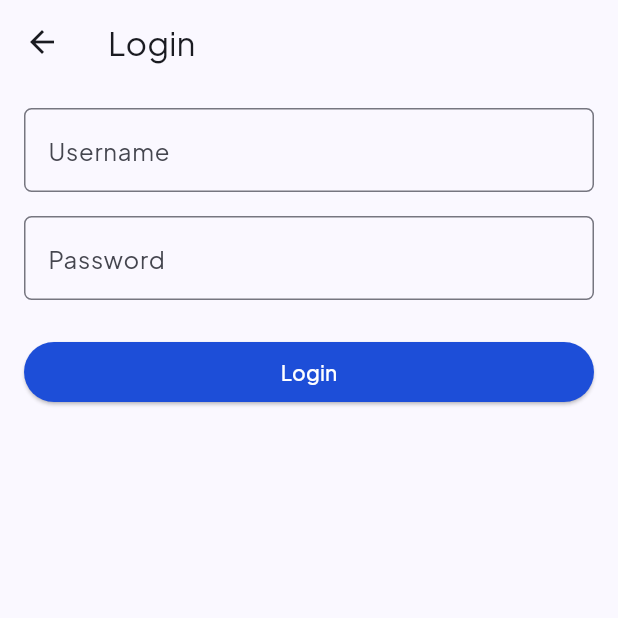
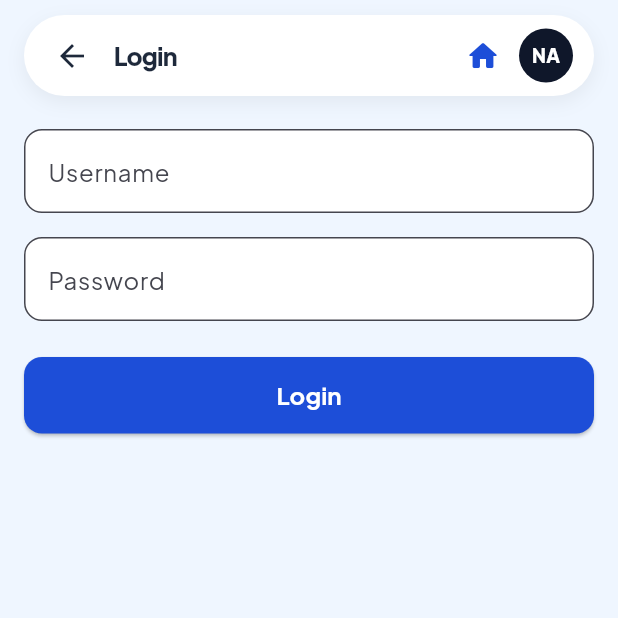
Before and after one commit to nurazizah56-dak/myportofolio_mobile, a Flutter app: the screen it shows after launch, in the side drawer, after a tap on "Add Education", on a phone screen of 412 x 824 dp, the top half of it. Run offline on Flutter 3.47's test engine with Material 3 defaults, Android fonts, the phone set to English and light mode, and no system bars; our stand-ins replace go_router, google_fonts; generated files the repository leaves out were written again.

Commit message:
fix(auth): register login route in GoRouter to enable back navigation before login

```diff
--- a/lib/main.dart
+++ b/lib/main.dart
@@ -11,6 +11,7 @@ import 'package:myportofolio_mobile/screens/education_list_screen.dart';
 import 'package:myportofolio_mobile/screens/experience_detail_screen.dart';
 import 'package:myportofolio_mobile/screens/experience_form.dart';
 import 'package:myportofolio_mobile/screens/experience_list_screen.dart';
+import 'package:myportofolio_mobile/screens/login_screen.dart';
 import 'package:myportofolio_mobile/screens/menu.dart';
 import 'package:myportofolio_mobile/screens/project_detail_screen.dart';
 import 'package:myportofolio_mobile/screens/project_form_screen.dart';
@@ -44,6 +45,11 @@ GoRouter _buildRouter() {
         path: '/',
         name: 'home',
         builder: (context, state) => MyHomePage(),
+      ),
+      GoRoute(
+        path: '/login',
+        name: 'login',
+        builder: (context, state) => const LoginScreen(),
       ),
       // Education
       GoRoute(
--- a/lib/screens/login_screen.dart
+++ b/lib/screens/login_screen.dart
@@ -1,6 +1,8 @@
 import 'package:flutter/material.dart';
+import 'package:go_router/go_router.dart';
 import 'package:myportofolio_mobile/services/api_client.dart';
 import 'package:myportofolio_mobile/services/auth_state.dart';
+import 'package:myportofolio_mobile/widgets/floating_app_bar.dart';
 import 'package:provider/provider.dart';
 
 class LoginScreen extends StatefulWidget {
@@ -24,7 +26,11 @@ class _LoginScreenState extends State<LoginScreen> {
     try {
       await context.read<AuthState>().login(_username, _password);
       if (!mounted) return;
-      Navigator.pop(context, true);
+      if (context.canPop()) {
+        context.pop(true);
+      } else {
+        context.go('/');
+      }
     } on ApiException catch (e) {
       if (!mounted) return;
       ScaffoldMessenger.of(context)
@@ -44,8 +50,10 @@ class _LoginScreenState extends State<LoginScreen> {
   @override
   Widget build(BuildContext context) {
     return Scaffold(
-      appBar: AppBar(title: const Text('Login')),
-      body: Form(
+      appBar: const FloatingAppBar(title: 'Login'),
+      backgroundColor: const Color(0xFFEFF6FF),
+      body: SafeArea(
+        child: Form(
           key: _formKey,
           child: SingleChildScrollView(
             padding: const EdgeInsets.all(16),
@@ -56,8 +64,10 @@ class _LoginScreenState extends State<LoginScreen> {
                   decoration: InputDecoration(
                     hintText: 'Username',
                     labelText: 'Username',
+                    filled: true,
+                    fillColor: Colors.white,
                     border: OutlineInputBorder(
-                    borderRadius: BorderRadius.circular(5),
+                      borderRadius: BorderRadius.circular(12),
                     ),
                   ),
                   onChanged: (value) => _username = value,
@@ -74,8 +84,10 @@ class _LoginScreenState extends State<LoginScreen> {
                   decoration: InputDecoration(
                     hintText: 'Password',
                     labelText: 'Password',
+                    filled: true,
+                    fillColor: Colors.white,
                     border: OutlineInputBorder(
-                    borderRadius: BorderRadius.circular(5),
+                      borderRadius: BorderRadius.circular(12),
                     ),
                   ),
                   onChanged: (value) => _password = value,
@@ -91,17 +103,31 @@ class _LoginScreenState extends State<LoginScreen> {
                   style: ElevatedButton.styleFrom(
                     backgroundColor: Theme.of(context).colorScheme.primary,
                     foregroundColor: Colors.white,
+                    padding: const EdgeInsets.symmetric(vertical: 14),
+                    shape: RoundedRectangleBorder(
+                      borderRadius: BorderRadius.circular(12),
+                    ),
                   ),
                   onPressed: _isSubmitting ? null : _submit,
                   child: _isSubmitting
                       ? const SizedBox(
                           height: 20,
                           width: 20,
-                        child: CircularProgressIndicator(strokeWidth: 2),
+                          child: CircularProgressIndicator(
+                            strokeWidth: 2,
+                            color: Colors.white,
+                          ),
                         )
-                    : const Text('Login'),
+                      : const Text(
+                          'Login',
+                          style: TextStyle(
+                            fontSize: 16,
+                            fontWeight: FontWeight.bold,
+                          ),
+                        ),
                 ),
               ],
+            ),
           ),
         ),
       ),
--- a/lib/widgets/auth_guard.dart
+++ b/lib/widgets/auth_guard.dart
@@ -1,16 +1,13 @@
 import 'package:flutter/material.dart';
-import 'package:myportofolio_mobile/screens/login_screen.dart';
+import 'package:go_router/go_router.dart';
 import 'package:myportofolio_mobile/services/auth_state.dart';
 import 'package:provider/provider.dart';
 
-/// Ensures the user is authenticated, pushing [LoginScreen] when needed.
+/// Ensures the user is authenticated, pushing [LoginScreen] via GoRouter when needed.
 Future<bool> ensureLoggedIn(BuildContext context) async {
   if (context.read<AuthState>().isLoggedIn) {
     return true;
   }
-  final loggedIn = await Navigator.push<bool>(
-    context,
-    MaterialPageRoute(builder: (_) => const LoginScreen()),
-  );
+  final loggedIn = await context.push<bool>('/login');
   return loggedIn ?? false;
 }
--- a/lib/widgets/left_drawer.dart
+++ b/lib/widgets/left_drawer.dart
@@ -136,12 +136,7 @@ class LeftDrawer extends StatelessWidget {
               title: const Text('Login'),
               onTap: () {
                 Navigator.pop(context);
-                Navigator.push(
-                  context,
-                  MaterialPageRoute(
-                    builder: (context) => const LoginScreen(),
-                  ),
-                );
+                context.push('/login');
               },
             )
           else
```
Lines whose indentation alone changed are shown as unchanged.
